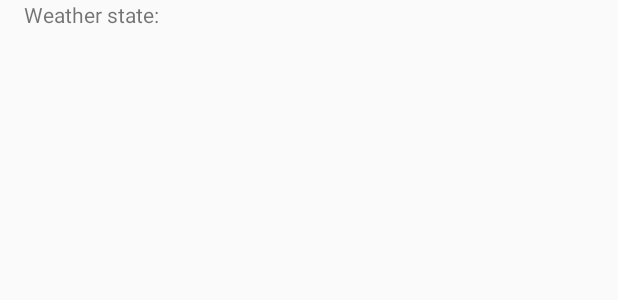
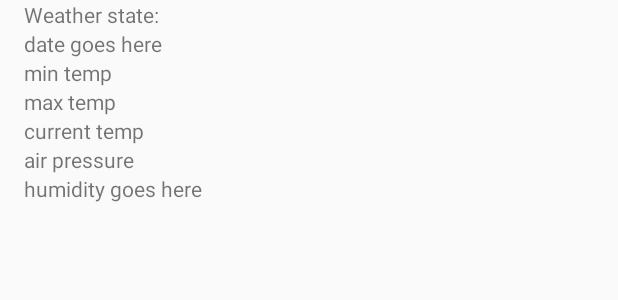
Before and after one commit to LinkEdgar/WeatherApplication, an Android app: the layout deatil_weather_container.xml on its own in the app's theme, with its tools: preview values and no code run, on a phone screen of 412 x 824 dp. Shown: the top 300 px of the screen. Run offline under Robolectric (Android 15) with nearby library versions, the phone set to English and light mode, and no system bars.

Commit message:
Detail weather activity now binds all necessary information and loads and image of the weather condition via glide

```diff
--- a/WeatherApplication/app/build.gradle
+++ b/WeatherApplication/app/build.gradle
@@ -23,6 +23,8 @@ android {
 }
 
 dependencies {
+    implementation 'com.github.bumptech.glide:glide:4.7.1'
+    annotationProcessor 'com.github.bumptech.glide:compiler:4.7.1'
     implementation 'com.android.support:recyclerview-v7:27.1.1'
     implementation 'com.squareup.okhttp3:okhttp:3.11.0'
     implementation 'com.google.android.gms:play-services-location:15.0.1'
--- a/WeatherApplication/app/src/main/java/com/example/edgarreyes/weatherapplication/WeatherDetail.kt
+++ b/WeatherApplication/app/src/main/java/com/example/edgarreyes/weatherapplication/WeatherDetail.kt
@@ -1,6 +1,6 @@
 package com.example.edgarreyes.weatherapplication
 
 public class WeatherDetail(var weatherState:String ?= "N/A", var date: String ?= "N/A", var minTemp: String?= "N/A", var maxTemp:String?= "N/A"
-                           , var currentTemp: String?= "N/A", var airPressure:String?= "N/A", var humidity: String?= "N/A"){
+                           , var currentTemp: String?= "N/A", var airPressure:String?= "N/A", var humidity: String?= "N/A", var imageAbbreviation:String?){
 
 }
--- a/WeatherApplication/app/src/main/res/layout/activity_weather_detail.xml
+++ b/WeatherApplication/app/src/main/res/layout/activity_weather_detail.xml
@@ -1,7 +1,6 @@
 <?xml version="1.0" encoding="utf-8"?>
 <RelativeLayout
     xmlns:android="http://schemas.android.com/apk/res/android"
-    xmlns:app="http://schemas.android.com/apk/res-auto"
     xmlns:tools="http://schemas.android.com/tools"
     android:layout_width="match_parent"
     android:layout_height="match_parent"
@@ -11,7 +10,7 @@
         android:id="@+id/weather_detail_list_view"
         android:layout_centerInParent="true"
         android:layout_width="match_parent"
-        android:layout_height="wrap_content"></ListView>
+        android:layout_height="wrap_content"/>
 
 
 
--- a/WeatherApplication/app/src/main/res/layout/deatil_weather_container.xml
+++ b/WeatherApplication/app/src/main/res/layout/deatil_weather_container.xml
@@ -6,10 +6,66 @@
     xmlns:tools="http://schemas.android.com/tools">
 
     <TextView
+        android:layout_alignParentTop="true"
         android:layout_marginLeft="@dimen/horizontal_margin_large"
         tools:text="Weather state: "
         android:id="@+id/detail_container_weather_state"
         android:layout_width="wrap_content"
         android:layout_height="wrap_content" />
+    <TextView
+        tools:text="date goes here"
+        android:layout_below="@+id/detail_container_weather_state"
+        android:layout_marginLeft="@dimen/horizontal_margin_large"
+        android:id="@+id/detail_container_date"
+        android:layout_width="wrap_content"
+        android:layout_height="wrap_content" />
+    <TextView
+        tools:text="min temp"
+        android:layout_below="@+id/detail_container_date"
+        android:layout_marginLeft="@dimen/horizontal_margin_large"
+        android:id="@+id/detail_container_min_temp"
+        android:layout_width="wrap_content"
+        android:layout_height="wrap_content" />
+
+    <TextView
+        tools:text="max temp"
+        android:layout_below="@+id/detail_container_min_temp"
+        android:layout_marginLeft="@dimen/horizontal_margin_large"
+        android:id="@+id/detail_container_max_temp"
+        android:layout_width="wrap_content"
+        android:layout_height="wrap_content" />
+    <TextView
+        tools:text="current temp"
+        android:layout_below="@+id/detail_container_max_temp"
+        android:layout_marginLeft="@dimen/horizontal_margin_large"
+        android:id="@+id/detail_container_current_temp"
+        android:layout_width="wrap_content"
+        android:layout_height="wrap_content" />
+
+    <TextView
+        tools:text="air pressure"
+        android:layout_below="@+id/detail_container_current_temp"
+        android:layout_marginLeft="@dimen/horizontal_margin_large"
+        android:id="@+id/detail_container_air_pressure"
+        android:layout_width="wrap_content"
+        android:layout_height="wrap_content" />
+
+    <TextView
+        tools:text="humidity goes here"
+        android:layout_below="@+id/detail_container_air_pressure"
+        android:layout_marginLeft="@dimen/horizontal_margin_large"
+        android:id="@+id/detail_container_humidity"
+        android:layout_width="wrap_content"
+        android:layout_height="wrap_content" />
+
+    <ImageView
+        android:id="@+id/detail_container_weather_image"
+        android:layout_centerVertical="true"
+        android:layout_marginRight="@dimen/horizontal_margin_large"
+        android:layout_alignParentRight="true"
+        android:layout_width="100dp"
+        android:layout_height="100dp" />
+
+
 
 </RelativeLayout>
--- a/WeatherApplication/app/src/main/res/values/dimens.xml
+++ b/WeatherApplication/app/src/main/res/values/dimens.xml
@@ -4,5 +4,7 @@
     <dimen name="searchbar_elevation">8dp</dimen>
     <dimen name="horizontal_margin">8dp</dimen>
     <dimen name="horizontal_margin_large">16dp</dimen>
+    <dimen name="veritical_margin">8dp</dimen>
+    <dimen name="vertical_margin_large">16dp</dimen>
     <dimen name="fab_margin">16dp</dimen>
 </resources>
```
Also changed, not shown: WeatherApplication/app/src/main/java/com/example/edgarreyes/weatherapplication/Activities/WeatherDetailActivity.kt (+9 -9 lines), WeatherApplication/app/src/main/java/com/example/edgarreyes/weatherapplication/Adapters/WeatherDetailAdapter.java (+37 -2 lines).
